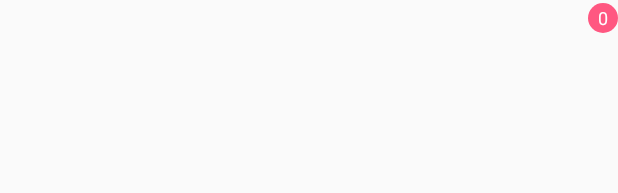
After one commit to BrillantZhao/HXIM, an Android app: the layout menu_badge_provider.xml on its own in the app's theme, with its tools: preview values and no code run, on a phone screen of 412 x 824 dp. The commit adds this screen. Shown: the top 193 px of the screen. Run offline under Robolectric (Android 15) with nearby library versions, the phone set to English and light mode, and no system bars.

Commit message:
添加完toolbar上面的红色提示

```diff
--- a/hximlibrary/build.gradle
+++ b/hximlibrary/build.gradle
@@ -27,5 +27,6 @@ dependencies {
         exclude group: 'com.android.support', module: 'support-annotations'
     })
     compile 'com.android.support:appcompat-v7:26.+'
+    compile 'com.android.support:design:26.+'
     testCompile 'junit:junit:4.12'
 }
--- /dev/null
+++ b/hximlibrary/src/main/res/drawable/circle_red.xml
@@ -0,0 +1,13 @@
+<?xml version="1.0" encoding="utf-8"?>
+<shape xmlns:android="http://schemas.android.com/apk/res/android"
+    android:shape="oval">
+
+    <corners android:radius="10dp" />
+
+    <solid android:color="#FF5781" />
+
+    <size
+        android:width="20dp"
+        android:height="20dp" />
+
+</shape>
--- /dev/null
+++ b/hximlibrary/src/main/res/layout/menu_badge_provider.xml
@@ -0,0 +1,27 @@
+<?xml version="1.0" encoding="utf-8"?>
+<RelativeLayout xmlns:android="http://schemas.android.com/apk/res/android"
+    android:layout_width="wrap_content"
+    android:layout_height="match_parent"
+    android:background="?actionBarItemBackground">
+
+    <ImageView
+        android:id="@+id/iv_icon"
+        android:layout_width="wrap_content"
+        android:layout_height="match_parent"
+        android:layout_centerInParent="true"
+        android:scaleType="center" />
+
+    <TextView
+        android:id="@+id/tv_badge"
+        android:layout_width="wrap_content"
+        android:layout_height="wrap_content"
+        android:layout_alignParentEnd="true"
+        android:layout_alignParentRight="true"
+        android:layout_margin="2dp"
+        android:background="@drawable/circle_red"
+        android:gravity="center"
+        android:text="0"
+        android:textColor="@android:color/white"
+        android:textSize="12sp" />
+
+</RelativeLayout>
--- a/hximlibrary/src/main/res/menu/setting_menu.xml
+++ b/hximlibrary/src/main/res/menu/setting_menu.xml
@@ -13,6 +13,7 @@
         android:id="@+id/item_contact"
         android:icon="@mipmap/ic_favorite_more"
         android:title="通讯录"
+        app:actionProviderClass="com.brilliant.hximlibrary.widget.BadgeActionProvider"
         app:showAsAction="ifRoom" />
 
     <!-- 菜单折叠 展示 -->
```
Also changed, not shown: app/src/main/java/com/brilliant/hxim/MainActivity.java (+44 -0 lines), hximlibrary/src/main/java/com/brilliant/hximlibrary/Test.java (added, +9 -0 lines), hximlibrary/src/main/java/com/brilliant/hximlibrary/widget/BadgeActionProvider.java (added, +124 -0 lines), hximlibrary/src/main/res/layout/badge_layout.xml (added, +12 -0 lines), 22 other files.
